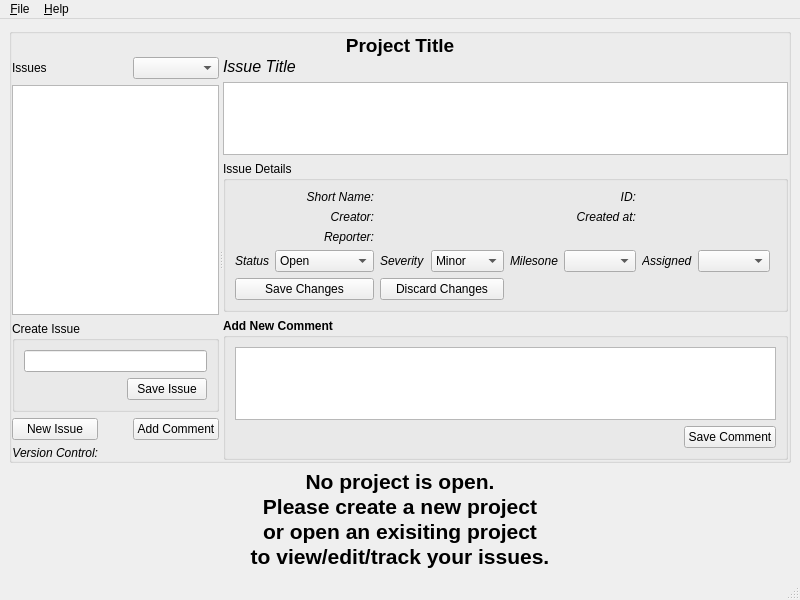
nsmgr8/qtbe, file qtbe/resources/mainwindow.ui: the form before one commit.
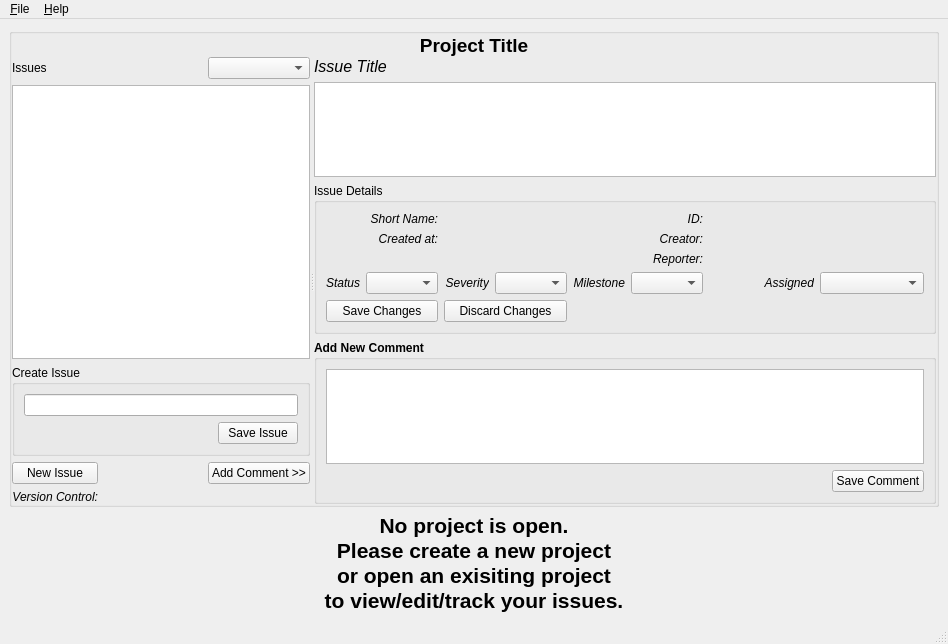
The form after the commit.

```diff
--- a/qtbe/resources/mainwindow.ui
+++ b/qtbe/resources/mainwindow.ui
@@ -6,8 +6,8 @@
    <rect>
     <x>0</x>
     <y>0</y>
-    <width>800</width>
-    <height>600</height>
+    <width>948</width>
+    <height>644</height>
    </rect>
   </property>
   <property name="windowTitle">
@@ -58,7 +58,7 @@
          <property name="orientation">
           <enum>Qt::Horizontal</enum>
          </property>
-         <widget class="QWidget" name="">
+         <widget class="QWidget" name="layoutWidget">
           <layout class="QGridLayout" name="gridLayout_3">
            <item row="0" column="0" colspan="2">
             <widget class="QLabel" name="label_8">
@@ -132,7 +132,7 @@
            <item row="3" column="2">
             <widget class="QPushButton" name="addCommentButton">
              <property name="text">
-              <string>Add Comment</string>
+              <string>Add Comment &gt;&gt;</string>
              </property>
              <property name="checkable">
               <bool>true</bool>
@@ -187,7 +187,7 @@
            </item>
           </layout>
          </widget>
-         <widget class="QWidget" name="">
+         <widget class="QWidget" name="layoutWidget">
           <layout class="QVBoxLayout" name="verticalLayout_2">
            <item>
             <layout class="QVBoxLayout" name="verticalLayout">
@@ -257,37 +257,10 @@
                 </property>
                </widget>
               </item>
-              <item row="1" column="0">
-               <widget class="QLabel" name="label_2">
-                <property name="font">
-                 <font>
-                  <weight>50</weight>
-                  <italic>true</italic>
-                  <bold>false</bold>
-                 </font>
-                </property>
+              <item row="0" column="3" colspan="2">
+               <widget class="QLabel" name="idLabel">
                 <property name="text">
-                 <string>Creator:</string>
-                </property>
-                <property name="alignment">
-                 <set>Qt::AlignRight|Qt::AlignTrailing|Qt::AlignVCenter</set>
-                </property>
-               </widget>
-              </item>
-              <item row="1" column="2">
-               <widget class="QLabel" name="label_3">
-                <property name="font">
-                 <font>
-                  <weight>50</weight>
-                  <italic>true</italic>
-                  <bold>false</bold>
-                 </font>
-                </property>
-                <property name="text">
-                 <string>Created at:</string>
-                </property>
-                <property name="alignment">
-                 <set>Qt::AlignRight|Qt::AlignTrailing|Qt::AlignVCenter</set>
+                 <string/>
                 </property>
                </widget>
               </item>
@@ -303,51 +276,13 @@
                   <property name="text">
                    <string>Status</string>
                   </property>
+                  <property name="alignment">
+                   <set>Qt::AlignRight|Qt::AlignTrailing|Qt::AlignVCenter</set>
+                  </property>
                  </widget>
                 </item>
                 <item>
-                 <widget class="QComboBox" name="statusCombo">
-                  <item>
-                   <property name="text">
-                    <string>Open</string>
-                   </property>
-                  </item>
-                  <item>
-                   <property name="text">
-                    <string>Assigned</string>
-                   </property>
-                  </item>
-                  <item>
-                   <property name="text">
-                    <string>Test</string>
-                   </property>
-                  </item>
-                  <item>
-                   <property name="text">
-                    <string>Unconfirmed</string>
-                   </property>
-                  </item>
-                  <item>
-                   <property name="text">
-                    <string>Closed</string>
-                   </property>
-                  </item>
-                  <item>
-                   <property name="text">
-                    <string>Fixed</string>
-                   </property>
-                  </item>
-                  <item>
-                   <property name="text">
-                    <string>Disabled</string>
-                   </property>
-                  </item>
-                  <item>
-                   <property name="text">
-                    <string>Wontfix</string>
-                   </property>
-                  </item>
-                 </widget>
+                 <widget class="QComboBox" name="statusCombo"/>
                 </item>
                </layout>
               </item>
@@ -363,36 +298,13 @@
                   <property name="text">
                    <string>Severity</string>
                   </property>
+                  <property name="alignment">
+                   <set>Qt::AlignRight|Qt::AlignTrailing|Qt::AlignVCenter</set>
+                  </property>
                  </widget>
                 </item>
                 <item>
-                 <widget class="QComboBox" name="severityCombo">
-                  <item>
-                   <property name="text">
-                    <string>Minor</string>
-                   </property>
-                  </item>
-                  <item>
-                   <property name="text">
-                    <string>Serious</string>
-                   </property>
-                  </item>
-                  <item>
-                   <property name="text">
-                    <string>Critical</string>
-                   </property>
-                  </item>
-                  <item>
-                   <property name="text">
-                    <string>Fatal</string>
-                   </property>
-                  </item>
-                  <item>
-                   <property name="text">
-                    <string>Wishlist</string>
-                   </property>
-                  </item>
-                 </widget>
+                 <widget class="QComboBox" name="severityCombo"/>
                 </item>
                </layout>
               </item>
@@ -406,7 +318,10 @@
                    </font>
                   </property>
                   <property name="text">
-                   <string>Milesone</string>
+                   <string>Milestone</string>
+                  </property>
+                  <property name="alignment">
+                   <set>Qt::AlignRight|Qt::AlignTrailing|Qt::AlignVCenter</set>
                   </property>
                  </widget>
                 </item>
@@ -415,7 +330,7 @@
                 </item>
                </layout>
               </item>
-              <item row="3" column="3">
+              <item row="3" column="3" colspan="2">
                <layout class="QHBoxLayout" name="horizontalLayout_7">
                 <item>
                  <widget class="QLabel" name="label_7">
@@ -427,6 +342,9 @@
                   <property name="text">
                    <string>Assigned</string>
                   </property>
+                  <property name="alignment">
+                   <set>Qt::AlignRight|Qt::AlignTrailing|Qt::AlignVCenter</set>
+                  </property>
                  </widget>
                 </item>
                 <item>
@@ -448,48 +366,7 @@
                 </property>
                </widget>
               </item>
-              <item row="4" column="4">
-               <spacer name="horizontalSpacer_5">
-                <property name="orientation">
-                 <enum>Qt::Horizontal</enum>
-                </property>
-                <property name="sizeHint" stdset="0">
-                 <size>
-                  <width>40</width>
-                  <height>20</height>
-                 </size>
-                </property>
-               </spacer>
-              </item>
-              <item row="1" column="1">
-               <widget class="QLabel" name="creatorLabel">
-                <property name="text">
-                 <string/>
-                </property>
-               </widget>
-              </item>
-              <item row="0" column="1">
-               <widget class="QLabel" name="shortLabel">
-                <property name="text">
-                 <string/>
-                </property>
-               </widget>
-              </item>
-              <item row="0" column="3" colspan="2">
-               <widget class="QLabel" name="idLabel">
-                <property name="text">
-                 <string/>
-                </property>
-               </widget>
-              </item>
-              <item row="1" column="3">
-               <widget class="QLabel" name="createdLabel">
-                <property name="text">
-                 <string/>
-                </property>
-               </widget>
-              </item>
-              <item row="2" column="0">
+              <item row="2" column="2">
                <widget class="QLabel" name="label_11">
                 <property name="font">
                  <font>
@@ -506,7 +383,7 @@
                 </property>
                </widget>
               </item>
-              <item row="2" column="1">
+              <item row="2" column="3" colspan="2">
                <widget class="QLabel" name="reporterLabel">
                 <property name="font">
                  <font>
@@ -523,6 +400,54 @@
                 </property>
                </widget>
               </item>
+              <item row="1" column="3" colspan="2">
+               <widget class="QLabel" name="creatorLabel">
+                <property name="text">
+                 <string/>
+                </property>
+               </widget>
+              </item>
+              <item row="1" column="2">
+               <widget class="QLabel" name="label_2">
+                <property name="font">
+                 <font>
+                  <weight>50</weight>
+                  <italic>true</italic>
+                  <bold>false</bold>
+                 </font>
+                </property>
+                <property name="text">
+                 <string>Creator:</string>
+                </property>
+                <property name="alignment">
+                 <set>Qt::AlignRight|Qt::AlignTrailing|Qt::AlignVCenter</set>
+                </property>
+               </widget>
+              </item>
+              <item row="1" column="0">
+               <widget class="QLabel" name="label_3">
+                <property name="font">
+                 <font>
+                  <weight>50</weight>
+                  <italic>true</italic>
+                  <bold>false</bold>
+                 </font>
+                </property>
+                <property name="text">
+                 <string>Created at:</string>
+                </property>
+                <property name="alignment">
+                 <set>Qt::AlignRight|Qt::AlignTrailing|Qt::AlignVCenter</set>
+                </property>
+               </widget>
+              </item>
+              <item row="1" column="1">
+               <widget class="QLabel" name="createdLabel">
+                <property name="text">
+                 <string/>
+                </property>
+               </widget>
+              </item>
              </layout>
             </widget>
            </item>
@@ -599,7 +524,7 @@
     <rect>
      <x>0</x>
      <y>0</y>
-     <width>800</width>
+     <width>948</width>
      <height>25</height>
     </rect>
    </property>
```
Left out of the diff: 7 changed lines with no effect on the pictures.
